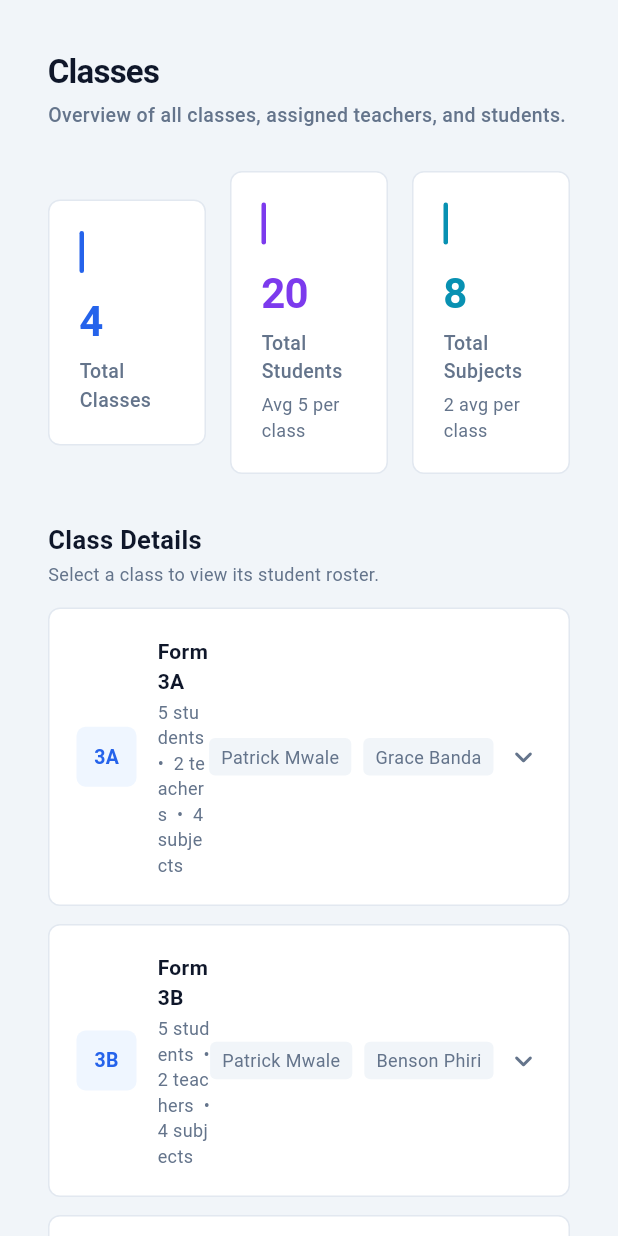
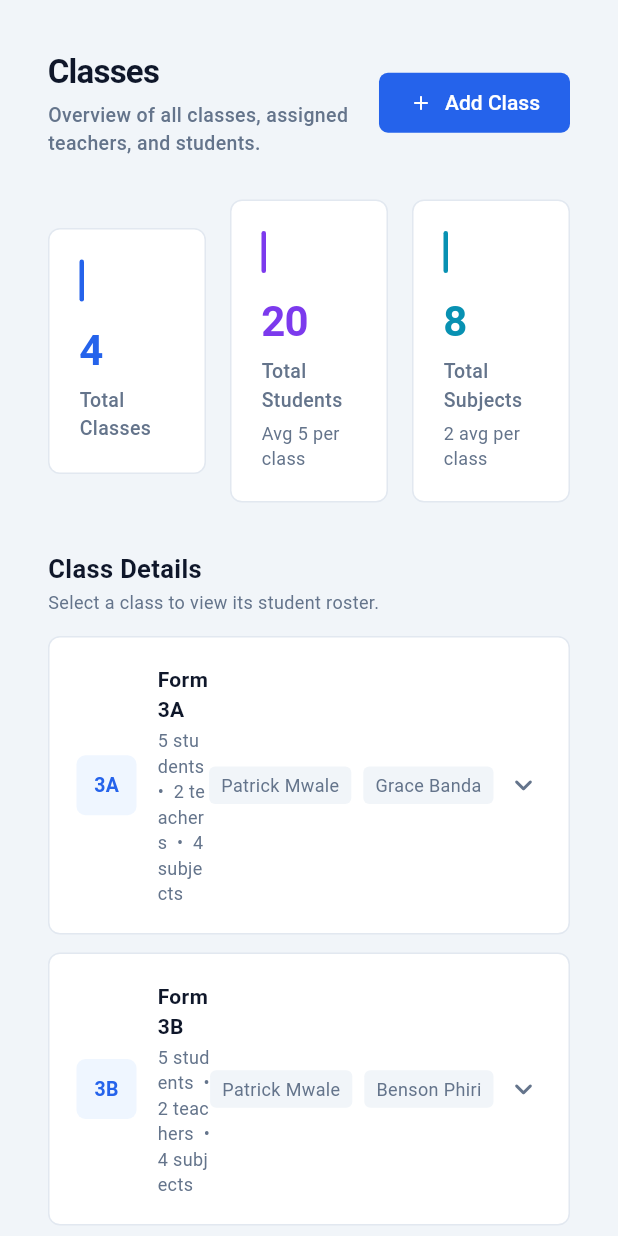
Before and after one commit to takudzwanashemusere/schoolPortal-front-end, a Flutter app: the AdminClassesPage widget shown alone on an empty page, opened directly, on a phone screen of 412 x 824 dp. Run offline on Flutter 3.47's test engine with Material 3 defaults, Android fonts, the phone set to English and light mode, and no system bars; accounts and stored records are empty.

Commit message:
admin panel

```diff
--- a/schoolwebsite/lib/screens/admin/admin_classes_page.dart
+++ b/schoolwebsite/lib/screens/admin/admin_classes_page.dart
@@ -1,6 +1,5 @@
 import 'package:flutter/material.dart';
 import 'package:schoolwebsite/app_theme.dart';
-import 'package:schoolwebsite/data/mock_data.dart';
 import 'package:schoolwebsite/state/app_state_provider.dart';
 import 'package:schoolwebsite/widgets/stat_card.dart';
 
@@ -13,6 +12,41 @@ class AdminClassesPage extends StatefulWidget {
 
 class _AdminClassesPageState extends State<AdminClassesPage> {
   String? _expandedClassId;
+
+  void _showAddClassDialog(BuildContext context) {
+    final nameController = TextEditingController();
+    showDialog(
+      context: context,
+      builder: (ctx) => AlertDialog(
+        title: const Text('Add New Class'),
+        content: TextField(
+          controller: nameController,
+          autofocus: true,
+          decoration: const InputDecoration(
+            labelText: 'Class Name',
+            hintText: 'e.g. Form 5A',
+            border: OutlineInputBorder(),
+          ),
+          textCapitalization: TextCapitalization.words,
+        ),
+        actions: [
+          TextButton(
+            onPressed: () => Navigator.of(ctx).pop(),
+            child: const Text('Cancel'),
+          ),
+          ElevatedButton(
+            onPressed: () {
+              final name = nameController.text.trim();
+              if (name.isEmpty) return;
+              AppStateProvider.read(context).addClass(name);
+              Navigator.of(ctx).pop();
+            },
+            child: const Text('Add Class'),
+          ),
+        ],
+      ),
+    );
+  }
 
   void _showAddStudentDialog(BuildContext context, String classId, String className) {
     final nameController = TextEditingController();
@@ -59,11 +93,27 @@ class _AdminClassesPageState extends State<AdminClassesPage> {
         crossAxisAlignment: CrossAxisAlignment.start,
         children: [
           // ── Header ───────────────────────────────────────────────────────
-          const Text('Classes', style: AppTheme.heading1),
-          const SizedBox(height: 4),
-          const Text(
-            'Overview of all classes, assigned teachers, and students.',
-            style: AppTheme.label,
+          Row(
+            children: [
+              const Expanded(
+                child: Column(
+                  crossAxisAlignment: CrossAxisAlignment.start,
+                  children: [
+                    Text('Classes', style: AppTheme.heading1),
+                    SizedBox(height: 4),
+                    Text(
+                      'Overview of all classes, assigned teachers, and students.',
+                      style: AppTheme.label,
+                    ),
+                  ],
+                ),
+              ),
+              ElevatedButton.icon(
+                onPressed: () => _showAddClassDialog(context),
+                icon: const Icon(Icons.add_rounded, size: 16),
+                label: const Text('Add Class'),
+              ),
+            ],
           ),
           const SizedBox(height: 28),
 
@@ -73,7 +123,7 @@ class _AdminClassesPageState extends State<AdminClassesPage> {
               Expanded(
                 child: StatCard(
                   label: 'Total Classes',
-                  value: '${mockClasses.length}',
+                  value: '${state.classes.length}',
                   accentColor: AppTheme.primaryLight,
                 ),
               ),
@@ -82,7 +132,9 @@ class _AdminClassesPageState extends State<AdminClassesPage> {
                 child: StatCard(
                   label: 'Total Students',
                   value: '${state.students.length}',
-                  subtitle: 'Avg ${(state.students.length / mockClasses.length).toStringAsFixed(0)} per class',
+                  subtitle: state.classes.isNotEmpty
+                      ? 'Avg ${(state.students.length / state.classes.length).toStringAsFixed(0)} per class'
+                      : '',
                   accentColor: const Color(0xFF7C3AED),
                 ),
               ),
@@ -90,8 +142,10 @@ class _AdminClassesPageState extends State<AdminClassesPage> {
               Expanded(
                 child: StatCard(
                   label: 'Total Subjects',
-                  value: '${mockSubjects.length}',
-                  subtitle: '${(mockSubjects.length / mockClasses.length).toStringAsFixed(0)} avg per class',
+                  value: '${state.subjects.length}',
+                  subtitle: state.classes.isNotEmpty
+                      ? '${(state.subjects.length / state.classes.length).toStringAsFixed(0)} avg per class'
+                      : '',
                   accentColor: const Color(0xFF0891B2),
                 ),
               ),
@@ -105,12 +159,12 @@ class _AdminClassesPageState extends State<AdminClassesPage> {
             subtitle: 'Select a class to view its student roster.',
           ),
           const SizedBox(height: 14),
-          ...mockClasses.map((cls) {
+          ...state.classes.map((cls) {
             final students = state.getStudentsInClass(cls.id);
-            final teachers = mockTeachers
+            final teachers = state.teachers
                 .where((t) => cls.teacherIds.contains(t.id))
                 .toList();
-            final subjects = mockSubjects
+            final subjects = state.subjects
                 .where((s) => cls.teacherIds.contains(s.teacherId))
                 .toList();
             final isExpanded = _expandedClassId == cls.id;
```
Also changed, not shown: schoolwebsite/lib/state/app_state.dart (+22 -2 lines), .claude/settings.json, 1 other file.
